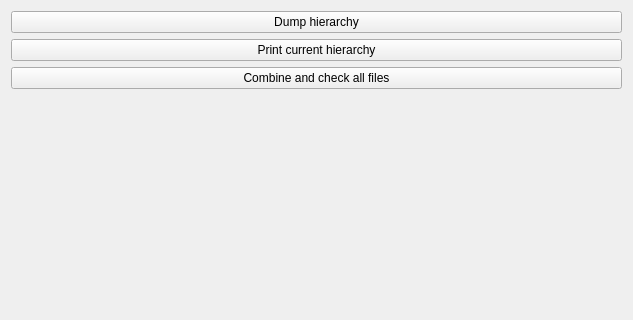
This is AmigoStatistics/AmigoStatistics/Resources/UI/AmigoStatistics.ui in koegl/mthesis-datasets as Qt 5 draws it before an edit; both pictures show x 0 to 633 and y 0 to 320 of the 633 by 717 pixel window. The edited form follows.
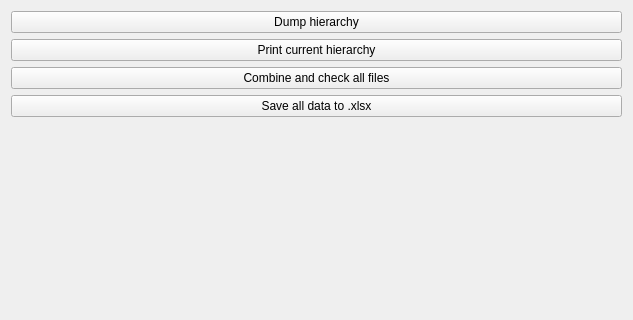
This is the edited form. Custom widgets are drawn as their Qt base class.

Commit message: added button to export to .xlsx

What changed in the file:
```diff
--- a/AmigoStatistics/AmigoStatistics/Resources/UI/AmigoStatistics.ui
+++ b/AmigoStatistics/AmigoStatistics/Resources/UI/AmigoStatistics.ui
@@ -35,6 +35,13 @@
      </property>
     </widget>
    </item>
+   <item>
+    <widget class="QPushButton" name="saveToXlsxButton">
+     <property name="text">
+      <string>Save all data to .xlsx</string>
+     </property>
+    </widget>
+   </item>
    <item>
     <spacer name="verticalSpacer">
      <property name="orientation">
```
